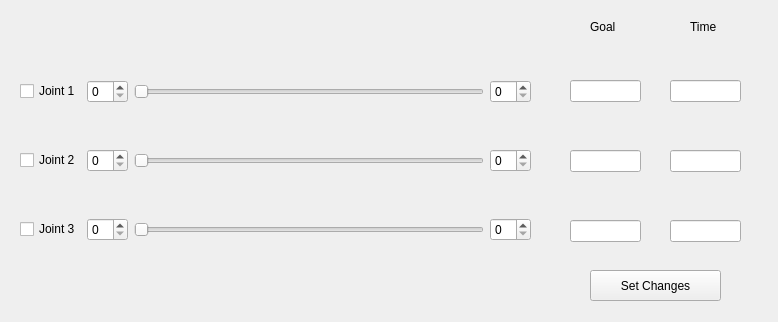
First picture: the form in UI/tuner.ui, repository sarvesh0303/QT_PID, before the edit.
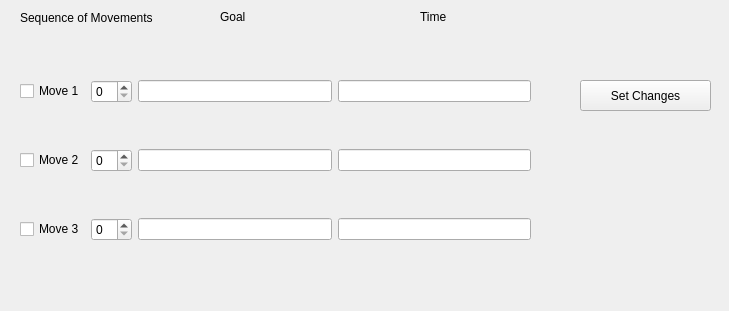
Second picture: the form after the edit.

Diff of the .ui file:
```diff
--- a/UI/tuner.ui
+++ b/UI/tuner.ui
@@ -6,8 +6,8 @@
    <rect>
     <x>0</x>
     <y>0</y>
-    <width>778</width>
-    <height>322</height>
+    <width>729</width>
+    <height>311</height>
    </rect>
   </property>
   <property name="windowTitle">
@@ -26,54 +26,24 @@
     <item row="0" column="0">
      <widget class="QCheckBox" name="checkBox">
       <property name="text">
-       <string>Joint 1</string>
-      </property>
-     </widget>
-    </item>
-    <item row="1" column="2">
-     <widget class="QSlider" name="horizontalSlider_2">
-      <property name="orientation">
-       <enum>Qt::Horizontal</enum>
+       <string>Move 1</string>
       </property>
      </widget>
     </item>
     <item row="1" column="0">
      <widget class="QCheckBox" name="checkBox_2">
       <property name="text">
-       <string>Joint 2</string>
+       <string>Move 2</string>
       </property>
      </widget>
     </item>
     <item row="2" column="0">
      <widget class="QCheckBox" name="checkBox_3">
       <property name="text">
-       <string>Joint 3</string>
+       <string>Move 3</string>
       </property>
      </widget>
     </item>
-    <item row="1" column="3">
-     <widget class="QSpinBox" name="spinBox_2"/>
-    </item>
-    <item row="0" column="2">
-     <widget class="QSlider" name="horizontalSlider">
-      <property name="orientation">
-       <enum>Qt::Horizontal</enum>
-      </property>
-     </widget>
-    </item>
-    <item row="2" column="3">
-     <widget class="QSpinBox" name="spinBox_3"/>
-    </item>
-    <item row="2" column="2">
-     <widget class="QSlider" name="horizontalSlider_3">
-      <property name="orientation">
-       <enum>Qt::Horizontal</enum>
-      </property>
-     </widget>
-    </item>
-    <item row="0" column="3">
-     <widget class="QSpinBox" name="spinBox"/>
-    </item>
     <item row="0" column="1">
      <widget class="QSpinBox" name="spinBox_4"/>
     </item>
@@ -83,73 +53,31 @@
     <item row="2" column="1">
      <widget class="QSpinBox" name="spinBox_6"/>
     </item>
+    <item row="1" column="2">
+     <widget class="QLineEdit" name="lineEdit_2"/>
+    </item>
+    <item row="0" column="3">
+     <widget class="QLineEdit" name="lineEdit_4"/>
+    </item>
+    <item row="0" column="2">
+     <widget class="QLineEdit" name="lineEdit"/>
+    </item>
+    <item row="1" column="3">
+     <widget class="QLineEdit" name="lineEdit_5"/>
+    </item>
+    <item row="2" column="2">
+     <widget class="QLineEdit" name="lineEdit_3"/>
+    </item>
+    <item row="2" column="3">
+     <widget class="QLineEdit" name="lineEdit_6"/>
+    </item>
    </layout>
   </widget>
-  <widget class="QLineEdit" name="lineEdit">
-   <property name="geometry">
-    <rect>
-     <x>570</x>
-     <y>80</y>
-     <width>71</width>
-     <height>22</height>
-    </rect>
-   </property>
-  </widget>
-  <widget class="QLineEdit" name="lineEdit_2">
-   <property name="geometry">
-    <rect>
-     <x>570</x>
-     <y>150</y>
-     <width>71</width>
-     <height>22</height>
-    </rect>
-   </property>
-  </widget>
-  <widget class="QLineEdit" name="lineEdit_3">
-   <property name="geometry">
-    <rect>
-     <x>570</x>
-     <y>220</y>
-     <width>71</width>
-     <height>22</height>
-    </rect>
-   </property>
-  </widget>
-  <widget class="QLineEdit" name="lineEdit_4">
-   <property name="geometry">
-    <rect>
-     <x>670</x>
-     <y>80</y>
-     <width>71</width>
-     <height>22</height>
-    </rect>
-   </property>
-  </widget>
-  <widget class="QLineEdit" name="lineEdit_5">
-   <property name="geometry">
-    <rect>
-     <x>670</x>
-     <y>150</y>
-     <width>71</width>
-     <height>22</height>
-    </rect>
-   </property>
-  </widget>
-  <widget class="QLineEdit" name="lineEdit_6">
-   <property name="geometry">
-    <rect>
-     <x>670</x>
-     <y>220</y>
-     <width>71</width>
-     <height>22</height>
-    </rect>
-   </property>
-  </widget>
   <widget class="QLabel" name="label">
    <property name="geometry">
     <rect>
-     <x>590</x>
-     <y>20</y>
+     <x>220</x>
+     <y>10</y>
      <width>59</width>
      <height>14</height>
     </rect>
@@ -161,8 +89,8 @@
   <widget class="QLabel" name="label_2">
    <property name="geometry">
     <rect>
-     <x>690</x>
-     <y>20</y>
+     <x>420</x>
+     <y>10</y>
      <width>59</width>
      <height>14</height>
     </rect>
@@ -174,8 +102,8 @@
   <widget class="QPushButton" name="pushButton">
    <property name="geometry">
     <rect>
-     <x>590</x>
-     <y>270</y>
+     <x>580</x>
+     <y>80</y>
      <width>131</width>
      <height>31</height>
     </rect>
@@ -184,6 +112,19 @@
     <string>Set Changes</string>
    </property>
   </widget>
+  <widget class="QLabel" name="label_3">
+   <property name="geometry">
+    <rect>
+     <x>20</x>
+     <y>10</y>
+     <width>191</width>
+     <height>16</height>
+    </rect>
+   </property>
+   <property name="text">
+    <string>Sequence of Movements</string>
+   </property>
+  </widget>
  </widget>
  <resources/>
  <connections>
```
Left out of the diff: 99 changed lines with no effect on the pictures.
